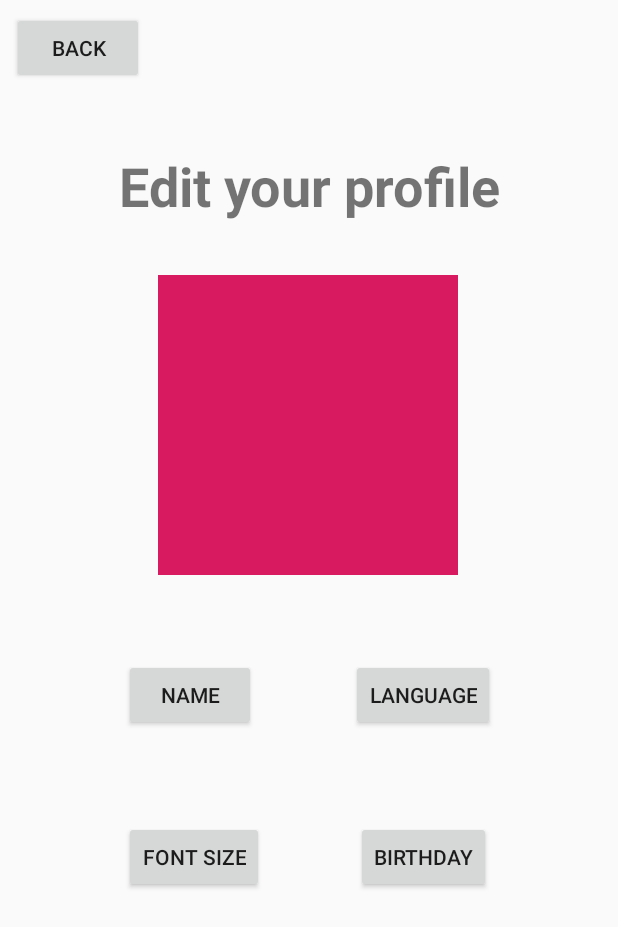
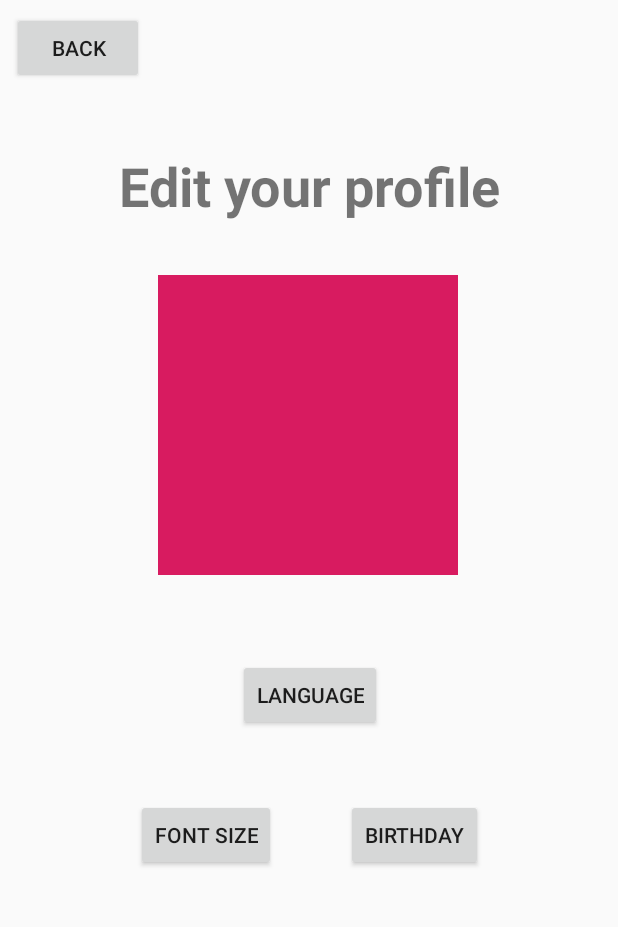
Before and after one commit to S-J-HAN/frapp, an Android app: the SettingsActivity screen opened directly, with no data from a screen before it, on a phone screen of 412 x 824 dp. Shown: the top 927 px of the screen. Run offline under Robolectric (Android 15) with nearby library versions, the phone set to English and light mode, and no system bars.

Commit message:
App changes language based on user selection

```diff
--- a/app/src/main/AndroidManifest.xml
+++ b/app/src/main/AndroidManifest.xml
@@ -5,6 +5,7 @@
     <uses-permission-sdk-23 android:name="android.permission.CAMERA" />
     <uses-permission-sdk-23 android:name="android.permission.WRITE_EXTERNAL_STORAGE" />
     <uses-permission-sdk-23 android:name="android.permission.READ_EXTERNAL_STORAGE" />
+
 
     <uses-permission android:name="android.permission.INTERNET"></uses-permission>
 
@@ -16,14 +17,11 @@
         android:supportsRtl="true"
         android:configChanges="locale|orientation"
         android:theme="@style/AppTheme">
+
         <activity android:name=".SettingsActivity"></activity>
         <activity android:name=".ChooseDPSetting" />
-
         <activity android:name=".UploadActivity"></activity>
-        <activity android:name=".SettingsActivity" />
         <activity android:name=".ArtifactActivity" />
-
-        <activity android:name=".ChooseDPSetting" />
         <activity android:name=".ChooseBirthdaySetting" />
         <activity android:name=".ChooseFontSetting" />
         <activity android:name=".ChooseLanguageActivity" />
--- a/app/src/main/java/com/itproject/frapp/ChooseBirthdaySetting.java
+++ b/app/src/main/java/com/itproject/frapp/ChooseBirthdaySetting.java
@@ -3,8 +3,10 @@ package com.itproject.frapp;
 import androidx.appcompat.app.AppCompatActivity;
 
 import android.content.Intent;
+import android.content.SharedPreferences;
 import android.graphics.Color;
 import android.os.Bundle;
+import android.preference.PreferenceManager;
 import android.view.View;
 import android.view.ViewGroup;
 import android.widget.AdapterView;
@@ -166,7 +168,6 @@ public class ChooseBirthdaySetting extends AppCompatActivity implements AdapterV
         if (findViewById((int) id) != null) {
             switch (parent.getId()) {
                 case R.id.daySpinner:
-                    System.out.println("IN DAY");
                     Spinner daySelectedSpinner = (Spinner) findViewById((int) id);
                     String selectedDay = daySelectedSpinner.getSelectedItem().toString();
                     if (position > 0) {
@@ -175,7 +176,6 @@ public class ChooseBirthdaySetting extends AppCompatActivity implements AdapterV
                     this.selectedDate = selectedDay;
                     break;
                 case R.id.monthSpinner:
-                    System.out.println("IN MONTH");
                     Spinner monthSelectedSpinner = (Spinner) findViewById((int) id);
                     String selectedMonth = monthSelectedSpinner.getSelectedItem().toString();
                     if (position > 0) {
@@ -184,7 +184,6 @@ public class ChooseBirthdaySetting extends AppCompatActivity implements AdapterV
                     this.selectedMonth = selectedMonth;
                     break;
                 case R.id.yearSpinner:
-                    System.out.println("IN YEAR");
                     Spinner yearSelectedSpinner = (Spinner) findViewById((int) id);
                     String selectedYear = yearSelectedSpinner.getSelectedItem().toString();
                     if (position > 0) {
--- a/app/src/main/java/com/itproject/frapp/ChooseDPSetting.java
+++ b/app/src/main/java/com/itproject/frapp/ChooseDPSetting.java
@@ -6,11 +6,13 @@ import androidx.core.content.ContextCompat;
 
 import android.Manifest;
 import android.content.Intent;
+import android.content.SharedPreferences;
 import android.content.pm.PackageManager;
 import android.graphics.Bitmap;
 import android.net.Uri;
 import android.os.Bundle;
 import android.os.Environment;
+import android.preference.PreferenceManager;
 import android.provider.MediaStore;
 import android.view.View;
 import android.widget.Button;
--- a/app/src/main/res/layout/activity_choose_birthday_setting.xml
+++ b/app/src/main/res/layout/activity_choose_birthday_setting.xml
@@ -16,7 +16,7 @@
         android:layout_marginRight="8dp"
         android:layout_marginBottom="8dp"
         android:onClick="openDPSetting"
-        android:text="next"
+        android:text="@string/next"
         app:layout_constraintBottom_toBottomOf="parent"
         app:layout_constraintEnd_toEndOf="parent"
         app:layout_constraintHorizontal_bias="0.973"
@@ -32,7 +32,7 @@
         android:layout_marginEnd="8dp"
         android:layout_marginRight="8dp"
         android:gravity="center"
-        android:text="Select birthday"
+        android:text="@string/select_birthday"
         android:textSize="36sp"
         android:textStyle="bold"
         app:autoSizeTextType="none"
--- a/app/src/main/res/layout/activity_choose_language.xml
+++ b/app/src/main/res/layout/activity_choose_language.xml
@@ -16,7 +16,7 @@
         android:layout_marginEnd="8dp"
         android:layout_marginRight="8dp"
         android:gravity="center"
-        android:text="Select preferred language"
+        android:text="@string/select_preferred_language"
         android:textSize="36sp"
         android:textStyle="bold"
         app:autoSizeTextType="none"
--- a/app/src/main/res/layout/activity_settings.xml
+++ b/app/src/main/res/layout/activity_settings.xml
@@ -17,7 +17,7 @@
         android:layout_marginEnd="8dp"
         android:layout_marginRight="8dp"
         android:gravity="center"
-        android:text="Edit your profile"
+        android:text="@string/edit_your_profile"
         android:textSize="36sp"
         android:textStyle="bold"
         app:autoSizeTextType="none"
@@ -29,50 +29,37 @@
         android:id="@+id/editLanguageButton"
         android:layout_width="wrap_content"
         android:layout_height="wrap_content"
-        android:layout_marginEnd="24dp"
-        android:layout_marginRight="24dp"
+        android:layout_marginTop="288dp"
         android:onClick="openLanguageSetting"
-        android:text="Language"
-        app:layout_constraintBottom_toBottomOf="@+id/editNameButton"
+        android:text="@string/language"
         app:layout_constraintEnd_toEndOf="@+id/textView"
-        app:layout_constraintTop_toTopOf="@+id/editNameButton"
-        app:layout_constraintVertical_bias="1.0" />
+        app:layout_constraintStart_toStartOf="@+id/textView"
+        app:layout_constraintTop_toBottomOf="@+id/textView" />
 
     <Button
         android:id="@+id/editBirthdayButton"
-        android:layout_width="wrap_content"
+        android:layout_width="91dp"
         android:layout_height="wrap_content"
-        android:layout_marginTop="60dp"
+        android:layout_marginTop="45dp"
+        android:layout_marginEnd="32dp"
+        android:layout_marginRight="32dp"
         android:onClick="openBirthdaySetting"
-        android:text="Birthday"
-        app:layout_constraintEnd_toEndOf="@+id/editLanguageButton"
-        app:layout_constraintStart_toStartOf="@+id/editLanguageButton"
+        android:text="@string/birthday"
+        app:layout_constraintEnd_toEndOf="@+id/textView"
         app:layout_constraintTop_toBottomOf="@+id/editLanguageButton" />
 
     <Button
         android:id="@+id/editTextButton"
         android:layout_width="wrap_content"
         android:layout_height="wrap_content"
+        android:layout_marginStart="32dp"
+        android:layout_marginLeft="32dp"
         android:onClick="openFontSetting"
         android:text="@string/font_size"
         app:layout_constraintBottom_toBottomOf="@+id/editBirthdayButton"
-        app:layout_constraintEnd_toEndOf="@+id/editNameButton"
-        app:layout_constraintHorizontal_bias="0.0"
-        app:layout_constraintStart_toStartOf="@+id/editNameButton"
+        app:layout_constraintStart_toStartOf="@+id/textView"
         app:layout_constraintTop_toTopOf="@+id/editBirthdayButton"
         app:layout_constraintVertical_bias="0.0" />
-
-    <Button
-        android:id="@+id/editNameButton"
-        android:layout_width="88dp"
-        android:layout_height="wrap_content"
-        android:layout_marginStart="24dp"
-        android:layout_marginLeft="24dp"
-        android:layout_marginTop="288dp"
-        android:onClick="openNameSetting"
-        android:text="Name"
-        app:layout_constraintStart_toStartOf="@+id/textView"
-        app:layout_constraintTop_toBottomOf="@+id/textView" />
 
     <Button
         android:id="@+id/backButton"
```
Also changed, not shown: app/src/main/java/com/itproject/frapp/ChooseFontSetting.java (+10 -24 lines), app/src/main/java/com/itproject/frapp/ChooseLanguageActivity.java (+51 -47 lines), app/src/main/java/com/itproject/frapp/SetLanguage.java (+17 -29 lines), app/src/main/res/layout/activity_choose_dpsetting.xml (+4 -4 lines), app/src/main/res/values/strings.xml (+16 -5 lines), 1 other file.
